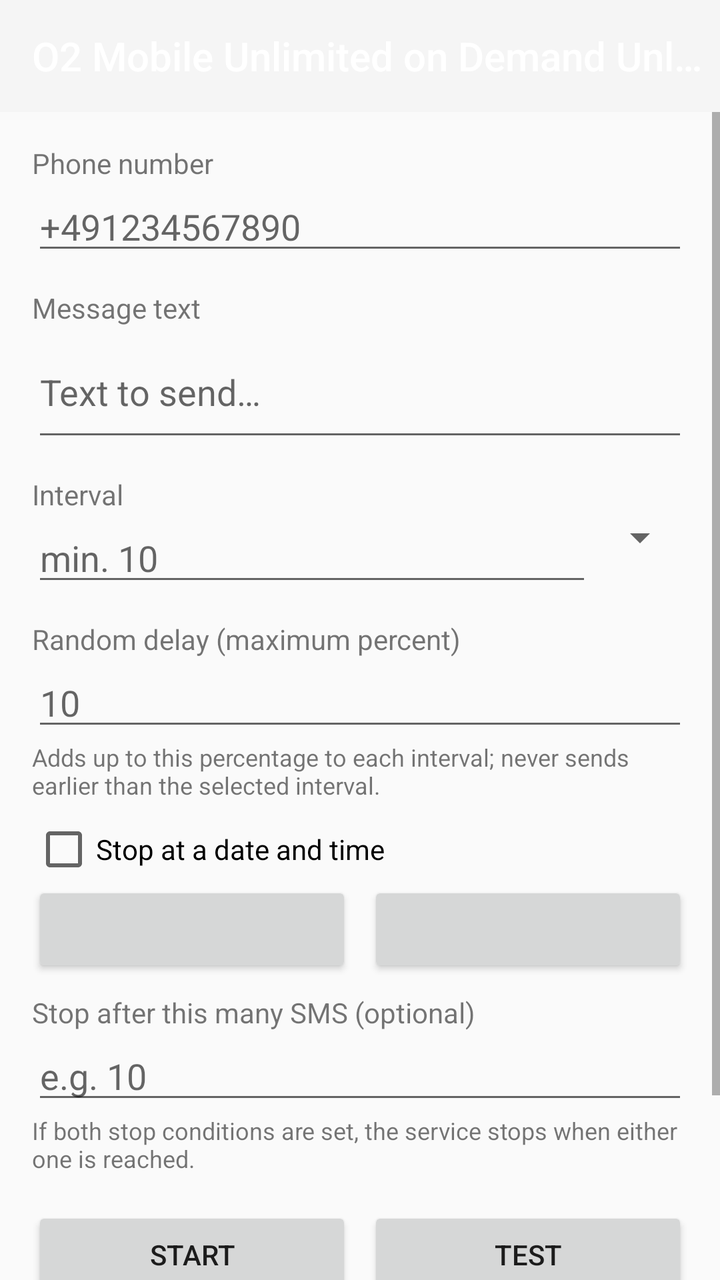
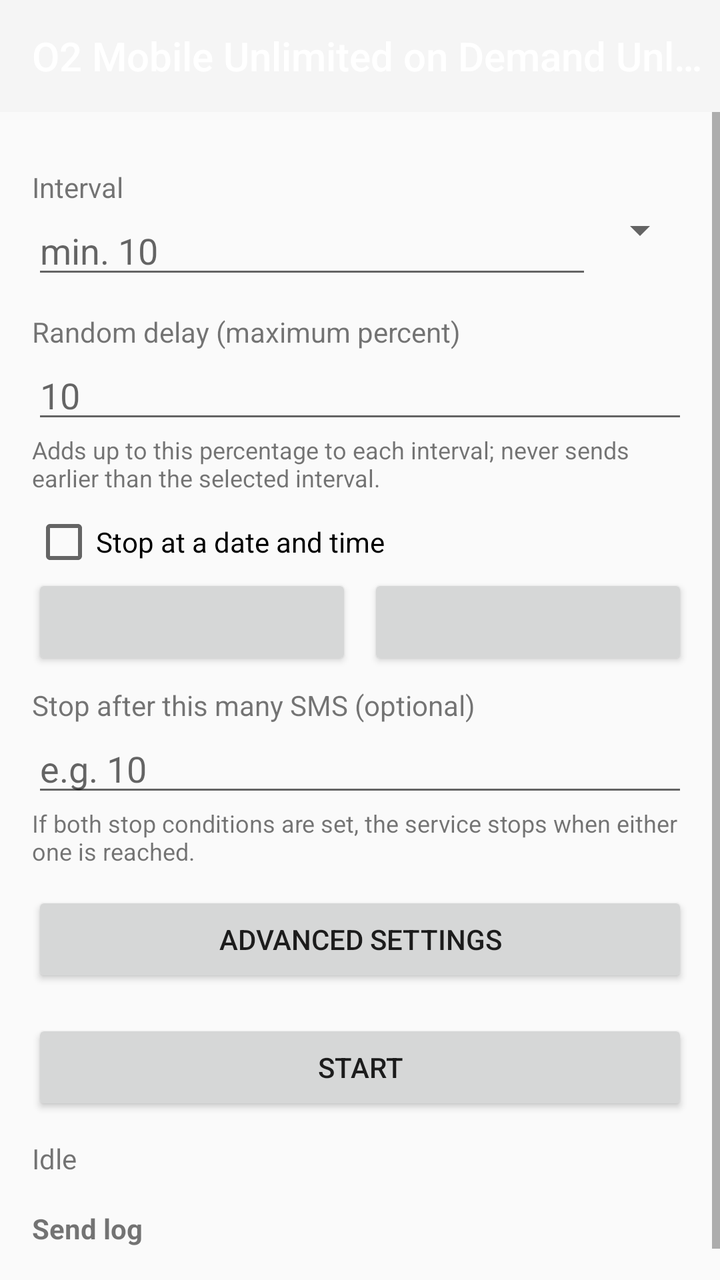

Screens rendered from an Android XML layout before and after an edit, with the pre-edit source and the edit as a unified diff.
<!-- AndroidManifest.xml: application theme android:Theme.Material.Light.NoActionBar -->
<!-- res/layout/activity_main.xml -->
<?xml version="1.0" encoding="utf-8"?>
<LinearLayout xmlns:android="http://schemas.android.com/apk/res/android"
    android:layout_width="match_parent"
    android:layout_height="match_parent"
    android:orientation="vertical">

    <Toolbar
        android:id="@+id/toolbar"
        android:layout_width="match_parent"
        android:layout_height="?android:attr/actionBarSize"
        android:background="?android:attr/colorPrimary"
        android:title="@string/app_name"
        android:titleTextColor="@android:color/white" />

    <ScrollView
        android:layout_width="match_parent"
        android:layout_height="0dp"
        android:layout_weight="1"
        android:fillViewport="true">

        <LinearLayout
            android:layout_width="match_parent"
            android:layout_height="wrap_content"
            android:orientation="vertical"
            android:padding="16dp">

            <TextView
                android:layout_width="match_parent"
                android:layout_height="wrap_content"
                android:text="@string/label_number" />

            <EditText
                android:id="@+id/etNumber"
                android:layout_width="match_parent"
                android:layout_height="wrap_content"
                android:hint="@string/hint_number"
                android:inputType="phone" />

            <TextView
                android:layout_width="match_parent"
                android:layout_height="wrap_content"
                android:layout_marginTop="12dp"
                android:text="@string/label_message" />

            <EditText
                android:id="@+id/etMessage"
                android:layout_width="match_parent"
                android:layout_height="wrap_content"
                android:hint="@string/hint_message"
                android:inputType="textMultiLine"
                android:minLines="2" />

            <TextView
                android:layout_width="match_parent"
                android:layout_height="wrap_content"
                android:layout_marginTop="12dp"
                android:text="@string/label_interval" />

            <LinearLayout
                android:layout_width="match_parent"
                android:layout_height="wrap_content"
                android:orientation="horizontal">

                <EditText
                    android:id="@+id/etInterval"
                    android:layout_width="0dp"
                    android:layout_height="wrap_content"
                    android:layout_weight="1"
                    android:hint="@string/hint_interval"
                    android:inputType="number" />

                <Spinner
                    android:id="@+id/spinnerUnit"
                    android:layout_width="wrap_content"
                    android:layout_height="wrap_content" />
            </LinearLayout>

            <TextView
                android:layout_width="match_parent"
                android:layout_height="wrap_content"
                android:layout_marginTop="12dp"
                android:labelFor="@id/etRandomFactor"
                android:text="@string/label_random_factor" />

            <EditText
                android:id="@+id/etRandomFactor"
                android:layout_width="match_parent"
                android:layout_height="wrap_content"
                android:hint="@string/hint_random_factor"
                android:inputType="number"
                android:maxLength="3" />

            <TextView
                android:layout_width="match_parent"
                android:layout_height="wrap_content"
                android:text="@string/random_factor_help"
                android:textSize="12sp" />

            <CheckBox
                android:id="@+id/cbEndAt"
                android:layout_width="match_parent"
                android:layout_height="wrap_content"
                android:layout_marginTop="8dp"
                android:text="@string/label_enable_end_time" />

            <LinearLayout
                android:layout_width="match_parent"
                android:layout_height="wrap_content"
                android:orientation="horizontal">

                <Button
                    android:id="@+id/btnEndDate"
                    android:layout_width="0dp"
                    android:layout_height="wrap_content"
                    android:layout_weight="1" />

                <Button
                    android:id="@+id/btnEndTime"
                    android:layout_width="0dp"
                    android:layout_height="wrap_content"
                    android:layout_marginStart="8dp"
                    android:layout_weight="1" />
            </LinearLayout>

            <TextView
                android:layout_width="match_parent"
                android:layout_height="wrap_content"
                android:layout_marginTop="8dp"
                android:labelFor="@id/etMaxSmsCount"
                android:text="@string/label_max_sms_count" />

            <EditText
                android:id="@+id/etMaxSmsCount"
                android:layout_width="match_parent"
                android:layout_height="wrap_content"
                android:hint="@string/hint_max_sms_count"
                android:inputType="number" />

            <TextView
                android:layout_width="match_parent"
                android:layout_height="wrap_content"
                android:text="@string/stop_condition_help"
                android:textSize="12sp" />

            <LinearLayout
                android:layout_width="match_parent"
                android:layout_height="wrap_content"
                android:layout_marginTop="16dp"
                android:orientation="horizontal">

                <Button
                    android:id="@+id/btnToggle"
                    android:layout_width="0dp"
                    android:layout_height="wrap_content"
                    android:layout_weight="1"
                    android:text="@string/action_start" />

                <Button
                    android:id="@+id/btnTest"
                    android:layout_width="0dp"
                    android:layout_height="wrap_content"
                    android:layout_marginStart="8dp"
                    android:layout_weight="1"
                    android:text="@string/action_test" />
            </LinearLayout>

            <TextView
                android:id="@+id/tvStatus"
                android:layout_width="match_parent"
                android:layout_height="wrap_content"
                android:layout_marginTop="12dp"
                android:text="@string/status_idle" />

            <TextView
                android:layout_width="match_parent"
                android:layout_height="wrap_content"
                android:layout_marginTop="16dp"
                android:text="@string/label_log"
                android:textStyle="bold" />

            <TextView
                android:id="@+id/tvLog"
                android:layout_width="match_parent"
                android:layout_height="wrap_content"
                android:fontFamily="monospace"
                android:textSize="12sp" />
        </LinearLayout>
    </ScrollView>
</LinearLayout>
<!-- resources referenced by this layout -->
<resources>
  <string name="action_start">Start</string>
  <string name="action_test">Test</string>
  <string name="app_name" translatable="false">O2 Mobile Unlimited on Demand Unlocker</string>
  <string name="hint_interval">min. 10</string>
  <string name="hint_max_sms_count">e.g. 10</string>
  <string name="hint_message">Text to send…</string>
  <string name="hint_number">+491234567890</string>
  <string name="hint_random_factor">10</string>
  <string name="label_enable_end_time">Stop at a date and time</string>
  <string name="label_interval">Interval</string>
  <string name="label_log">Send log</string>
  <string name="label_max_sms_count">Stop after this many SMS (optional)</string>
  <string name="label_message">Message text</string>
  <string name="label_number">Phone number</string>
  <string name="label_random_factor">Random delay (maximum percent)</string>
  <string name="random_factor_help">Adds up to this percentage to each interval; never sends earlier than the selected interval.</string>
  <string name="status_idle">Idle</string>
  <string name="stop_condition_help">If both stop conditions are set, the service stops when either one is reached.</string>
</resources>

<!-- the commit's change to res/layout/activity_main.xml (unified diff, before → after) -->
@@ -23,32 +23,6 @@
             android:layout_height="wrap_content"
             android:orientation="vertical"
             android:padding="16dp">
-
-            <TextView
-                android:layout_width="match_parent"
-                android:layout_height="wrap_content"
-                android:text="@string/label_number" />
-
-            <EditText
-                android:id="@+id/etNumber"
-                android:layout_width="match_parent"
-                android:layout_height="wrap_content"
-                android:hint="@string/hint_number"
-                android:inputType="phone" />
-
-            <TextView
-                android:layout_width="match_parent"
-                android:layout_height="wrap_content"
-                android:layout_marginTop="12dp"
-                android:text="@string/label_message" />
-
-            <EditText
-                android:id="@+id/etMessage"
-                android:layout_width="match_parent"
-                android:layout_height="wrap_content"
-                android:hint="@string/hint_message"
-                android:inputType="textMultiLine"
-                android:minLines="2" />
 
             <TextView
                 android:layout_width="match_parent"
@@ -142,27 +116,61 @@
                 android:text="@string/stop_condition_help"
                 android:textSize="12sp" />
 
+            <Button
+                android:id="@+id/btnAdvanced"
+                android:layout_width="match_parent"
+                android:layout_height="wrap_content"
+                android:layout_marginTop="12dp"
+                android:contentDescription="@string/advanced_collapsed"
+                android:text="@string/advanced_title" />
+
             <LinearLayout
+                android:id="@+id/advancedFields"
+                android:layout_width="match_parent"
+                android:layout_height="wrap_content"
+                android:orientation="vertical"
+                android:visibility="gone">
+
+                <TextView
+                    android:layout_width="match_parent"
+                    android:layout_height="wrap_content"
+                    android:text="@string/label_number" />
+
+                <EditText
+                    android:id="@+id/etNumber"
+                    android:layout_width="match_parent"
+                    android:layout_height="wrap_content"
+                    android:hint="@string/hint_number"
+                    android:inputType="phone" />
+
+                <TextView
+                    android:layout_width="match_parent"
+                    android:layout_height="wrap_content"
+                    android:layout_marginTop="12dp"
+                    android:text="@string/label_message" />
+
+                <EditText
+                    android:id="@+id/etMessage"
+                    android:layout_width="match_parent"
+                    android:layout_height="wrap_content"
+                    android:hint="@string/hint_message"
+                    android:inputType="textMultiLine"
+                    android:minLines="2" />
+
+                <Button
+                    android:id="@+id/btnTest"
+                    android:layout_width="match_parent"
+                    android:layout_height="wrap_content"
+                    android:layout_marginTop="8dp"
+                    android:text="@string/action_test" />
+            </LinearLayout>
+
+            <Button
+                android:id="@+id/btnToggle"
                 android:layout_width="match_parent"
                 android:layout_height="wrap_content"
                 android:layout_marginTop="16dp"
-                android:orientation="horizontal">
-
-                <Button
-                    android:id="@+id/btnToggle"
-                    android:layout_width="0dp"
-                    android:layout_height="wrap_content"
-                    android:layout_weight="1"
-                    android:text="@string/action_start" />
-
-                <Button
-                    android:id="@+id/btnTest"
-                    android:layout_width="0dp"
-                    android:layout_height="wrap_content"
-                    android:layout_marginStart="8dp"
-                    android:layout_weight="1"
-                    android:text="@string/action_test" />
-            </LinearLayout>
+                android:text="@string/action_start" />
 
             <TextView
                 android:id="@+id/tvStatus"
<!-- resource entries referenced after the edit -->
@@ -2,6 +2,8 @@
 <resources>
   <string name="action_start">Start</string>
   <string name="action_test">Test</string>
+  <string name="advanced_collapsed">Advanced settings, collapsed</string>
+  <string name="advanced_title">Advanced settings</string>
   <string name="app_name" translatable="false">O2 Mobile Unlimited on Demand Unlocker</string>
   <string name="hint_interval">min. 10</string>
   <string name="hint_max_sms_count">e.g. 10</string>
